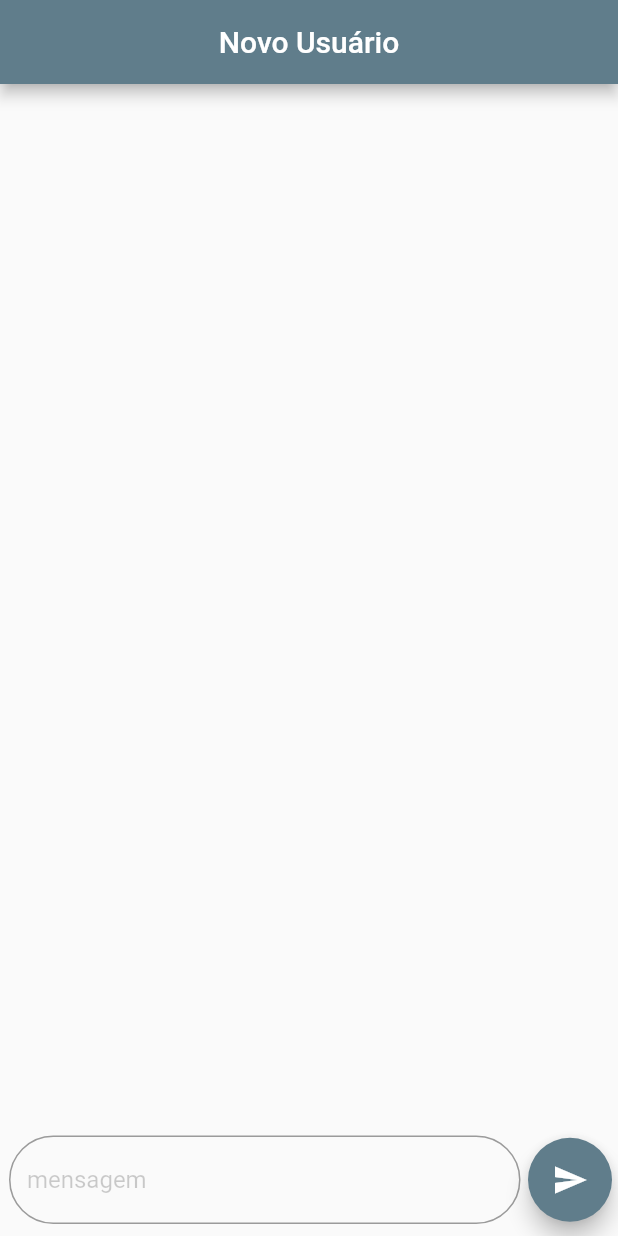
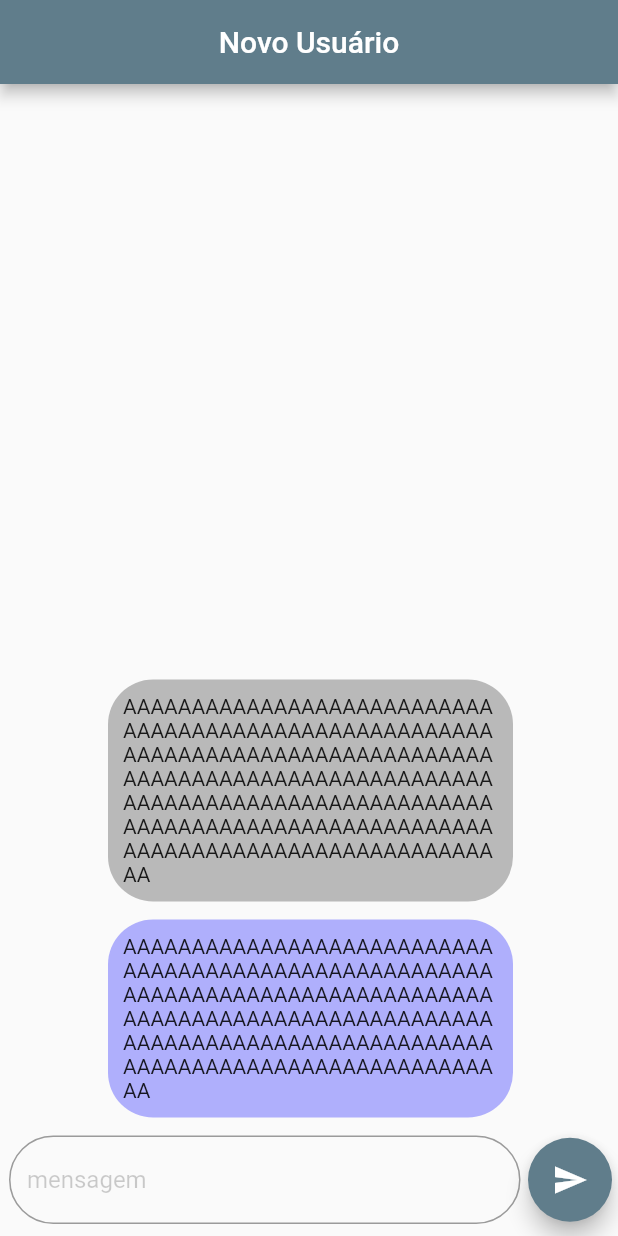
Before and after one commit to marceloarauj/MedicBot, a Flutter app: the TelaMensagens screen opened directly, on a phone screen of 412 x 824 dp. Run offline on Flutter 3.47's test engine with Material 2 defaults, Android fonts, the phone set to English and light mode, and no system bars.

Commit message:
ATT_18/06/2019
Alterações

-Logo

Adições

-Modelo de mensagem (Aba tarefa)

```diff
--- a/chatbot_medico/lib/main.dart
+++ b/chatbot_medico/lib/main.dart
@@ -48,7 +48,7 @@ class _MyHomePageState extends State<MyHomePage> {
           mainAxisAlignment: MainAxisAlignment.center,
           children: <Widget>[
             Image(
-              image: AssetImage('assets/robot.png'),
+              image: AssetImage('assets/tiradentes.png'),
               width: 140,
               height: 140,
             ),
--- a/chatbot_medico/lib/widgets/fragments/Mensagens.dart
+++ b/chatbot_medico/lib/widgets/fragments/Mensagens.dart
@@ -23,10 +23,7 @@ class _TelaDeMensagens extends State<TelaMensagens> {
 
   @override
   Widget build(BuildContext context) {
-    List<String> androidVenNames = new List<String>();
-    for (int i = 0; i < 30; i++) {
-      androidVenNames.add("VALOR Nº $i");
-    }
+
     return Scaffold(
         appBar: AppBar(
           centerTitle: true,
@@ -36,7 +33,7 @@ class _TelaDeMensagens extends State<TelaMensagens> {
           padding: EdgeInsets.only(left: 6,right: 4,bottom: 8),
           child: Column(
             mainAxisAlignment: MainAxisAlignment.end,
-            children: <Widget>[
+            children: <Widget>[enviaMsg(),recebeMesg(),
               //envio de mensagem
               Container(
                   child: Row(children: <Widget>[
@@ -55,7 +52,30 @@ class _TelaDeMensagens extends State<TelaMensagens> {
           ),
         ));
   }
+
+  Widget recebeMesg(){
+
+    return Container(
+      padding: EdgeInsets.all(10),
+      margin: EdgeInsets.only(bottom: 12),
+      width: 270,
+      decoration: BoxDecoration(color:Color.fromRGBO(0, 0, 255, 0.3),borderRadius: BorderRadius.circular(30.0)),
+      child: Text("AAAAAAAAAAAAAAAAAAAAAAAAAAAAAAAAAAAAAAAAAAAAAAAAAAAAAAAAAAAAAAAAAAAAAAAAAAAAAAAAAAAAAAAAAAAAAAAAAAAAAAAAAAAAAAAAAAAAAAAAAAAAAAAAAAAAAAAAAAAAAAAAAAAAAAAAAAAAAAAAAAAA"),
+    );
+  }
+
+  Widget enviaMsg(){
+
+    return Container(
+      padding: EdgeInsets.all(10),
+      margin: EdgeInsets.only(bottom: 12),
+      width: 270,
+      decoration: BoxDecoration(color:Color.fromRGBO(120, 120, 120, 0.5),borderRadius: BorderRadius.circular(30.0)),
+      child: Text("AAAAAAAAAAAAAAAAAAAAAAAAAAAAAAAAAAAAAAAAAAAAAAAAAAAAAAAAAAAAAAAAAAAAAAAAAAAAAAAAAAAAAAAAAAAAAAAAAAAAAAAAAAAAAAAAAAAAAAAAAAAAAAAAAAAAAAAAAAAAAAAAAAAAAAAAAAAAAAAAAAAAAAAAAAAAAAAAAAAAAAAAAAAAAAA"),
+    );
+  }
 }
+
 /*
  ListView.builder(
               itemBuilder: (context, pos) {
```
Also changed, not shown: chatbot_medico/assets/tiradentes.png (added).
